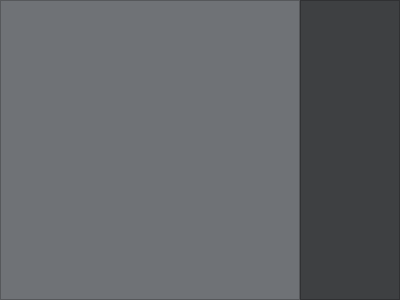
This is imagewindow.ui in TheoFRASSI/GaleriePhotoIHM as Qt 5 draws it before an edit. The edited form follows.
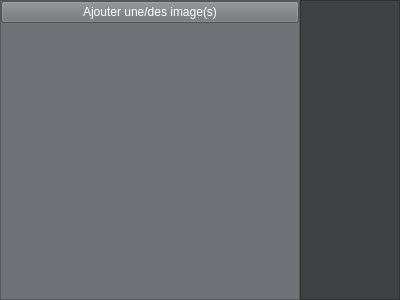
This is the edited form.

Commit message: Modif de l'ajout de photo vers imagewindow.cpp

```diff
--- a/imagewindow.ui
+++ b/imagewindow.ui
@@ -503,6 +503,13 @@
         <item>
          <layout class="QVBoxLayout" name="verticalLayout"/>
         </item>
+        <item>
+         <widget class="QPushButton" name="newImageButton">
+          <property name="text">
+           <string>Ajouter une/des image(s)</string>
+          </property>
+         </widget>
+        </item>
         <item>
          <widget class="QScrollArea" name="scrollArea">
           <property name="sizePolicy">
@@ -529,7 +536,7 @@
              <x>0</x>
              <y>0</y>
              <width>294</width>
-             <height>294</height>
+             <height>271</height>
             </rect>
            </property>
            <layout class="QHBoxLayout" name="horizontalLayout">
```
The commit also changes 5 other files.
